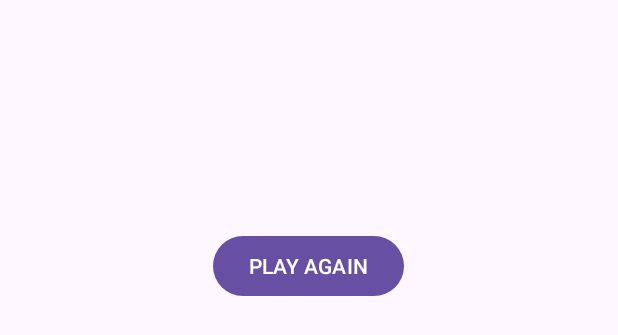
After one commit to dvsho/minesweeper, an Android app: the layout activity_result.xml on its own in the app's theme, with its tools: preview values and no code run, on a phone screen of 412 x 824 dp. The commit adds this screen. Shown: the top 335 px of the screen. Run offline under Robolectric (Android 15) with nearby library versions, the phone set to English and light mode, and no system bars.

Commit message:
Finished XML layout

```diff
--- /dev/null
+++ b/app/src/main/res/layout/activity_result.xml
@@ -0,0 +1,34 @@
+<?xml version="1.0" encoding="utf-8"?>
+<RelativeLayout xmlns:android="http://schemas.android.com/apk/res/android"
+    android:layout_width="match_parent"
+    android:layout_height="match_parent"
+    android:padding="16dp">
+
+    <TextView
+        android:id="@+id/resultView"
+        android:layout_width="wrap_content"
+        android:layout_height="wrap_content"
+        android:layout_centerHorizontal="true"
+        android:layout_marginTop="32dp"
+        android:textSize="24sp"
+        android:textStyle="bold" />
+
+    <TextView
+        android:id="@+id/timeView"
+        android:layout_width="wrap_content"
+        android:layout_height="wrap_content"
+        android:layout_below="@+id/resultView"
+        android:layout_centerHorizontal="true"
+        android:layout_marginTop="16dp"
+        android:textSize="18sp" />
+
+    <Button
+        android:id="@+id/restartButton"
+        android:layout_width="wrap_content"
+        android:layout_height="wrap_content"
+        android:layout_below="@+id/timeView"
+        android:layout_centerHorizontal="true"
+        android:layout_marginTop="32dp"
+        android:text="PLAY AGAIN" />
+
+</RelativeLayout>
```
Also changed, not shown: app/src/main/res/layout/activity_main.xml (+70 -5 lines).
